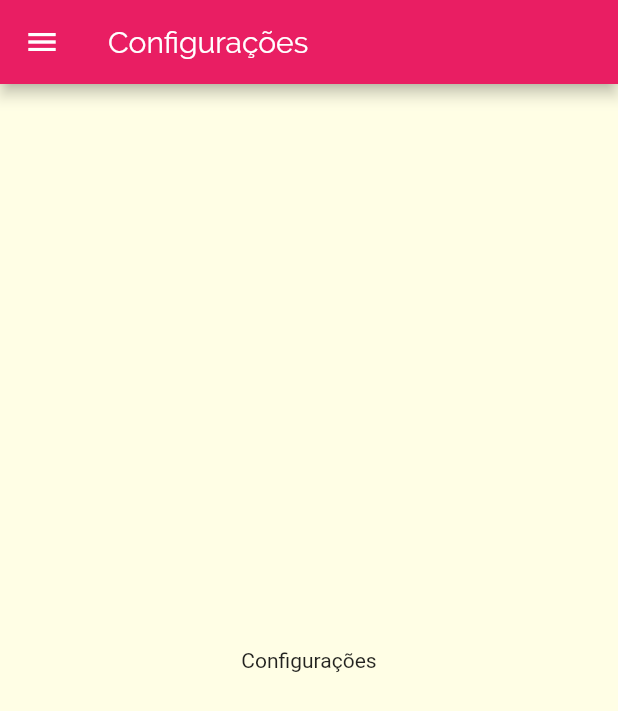
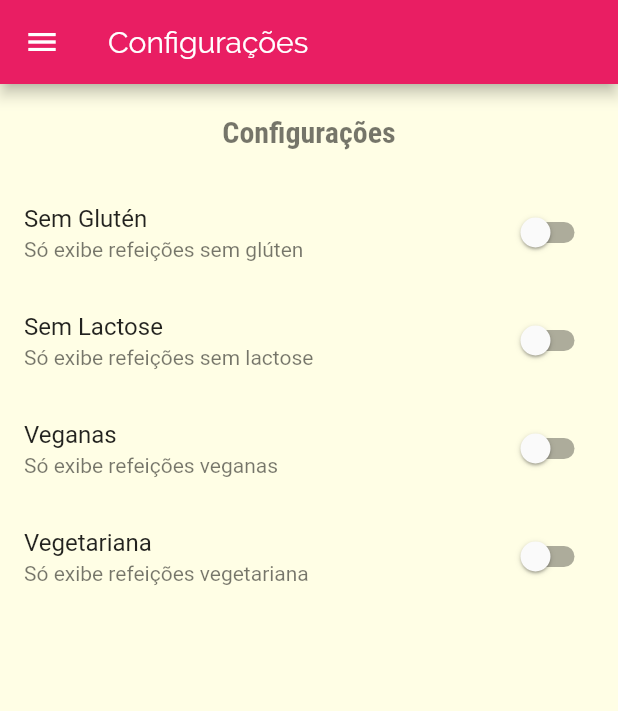
Before and after one commit to munizdiogo/dammy, a Flutter app: the SettingsScreen screen opened by its route, on a phone screen of 412 x 824 dp. Shown: the top 711 px of the screen. Run offline on Flutter 3.47's test engine with Material 2 defaults, Android fonts, the phone set to English and light mode, and no system bars.

Commit message:
Aula190-Tela Configurações. Criando Switchs.

```diff
--- /dev/null
+++ b/lib/models/settings.dart
@@ -0,0 +1,17 @@
+
+class Settings {
+
+  bool isGlutenFree;
+  bool isLactoseFree;
+  bool isVegan;
+  bool isVegetarian;
+
+  Settings({
+    this.isGlutenFree = false,
+    this.isLactoseFree = false,
+    this.isVegan = false,
+    this.isVegetarian = false,
+  });
+
+
+}
--- a/lib/screens/meal_detail_screen.dart
+++ b/lib/screens/meal_detail_screen.dart
@@ -81,6 +81,7 @@
           ],
         ),
       ),
+
     );
   }
 }
--- a/lib/screens/settings_screen.dart
+++ b/lib/screens/settings_screen.dart
@@ -1,15 +1,76 @@
 import 'package:dammy/components/main_drawer.dart';
+import 'package:dammy/models/settings.dart';
 import 'package:flutter/material.dart';
 
-class SettingsScreen extends StatelessWidget {
+class SettingsScreen extends StatefulWidget {
+  @override
+  _SettingsScreenState createState() => _SettingsScreenState();
+}
+
+class _SettingsScreenState extends State<SettingsScreen> {
+
+  var settings = Settings();
+
+  Widget _createSwitch(
+    String title,
+    String subtitle,
+    bool value,
+    Function onChange,
+  ) {
+    return SwitchListTile.adaptive(
+      title: Text(title),
+      subtitle: Text(subtitle),
+      value: value,
+      onChanged: onChange,
+    );
+  }
+
   @override
   Widget build(BuildContext context) {
     return Scaffold(
       appBar: AppBar(
         title: Text('Configurações'),
       ),
-        body: Center(
-          child: Text('Configurações'),
+      body: Column(
+        children: <Widget>[
+          Container(
+            padding: EdgeInsets.all(20),
+            child: Text(
+              'Configurações',
+              style: Theme.of(context).textTheme.headline1,
+            ),
+          ),
+          Expanded(
+            child: ListView(
+              children: [
+                _createSwitch(
+                  'Sem Glutén',
+                  'Só exibe refeições sem glúten',
+                  settings.isGlutenFree,
+                  (value) => setState(() => settings.isGlutenFree = value),
+                ),
+                _createSwitch(
+                  'Sem Lactose',
+                  'Só exibe refeições sem lactose',
+                  settings.isLactoseFree,
+                  (value) => setState(() => settings.isLactoseFree = value),
+                ),
+                _createSwitch(
+                  'Veganas',
+                  'Só exibe refeições veganas',
+                  settings.isVegan,
+                  (value) => setState(() => settings.isVegan = value),
+                ),
+                _createSwitch(
+                  'Vegetariana',
+                  'Só exibe refeições vegetariana',
+                  settings.isVegetarian,
+                  (value) => setState(() => settings.isVegetarian = value),
+                ),
+              ],
+            ),
+          ),
+        ],
       ),
       drawer: MainDrawer(),
     );
```
Lines whose indentation alone changed are shown as unchanged.
